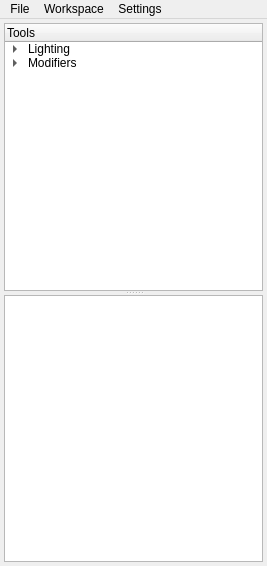
Qt form src/gui/mainwindow.ui (Panda3D-public-projects-archive/p3deditor) before a commit.
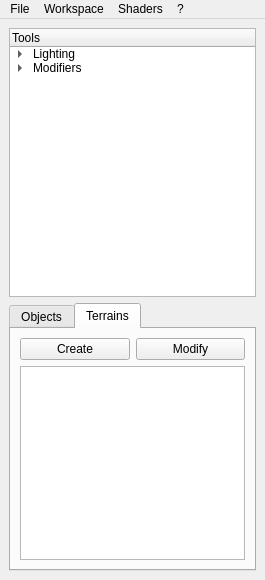
The same form after that commit. The open tabs and pages were chosen to show the change.

Commit message: various bug fixes, more integration with heightmap editor, simple shader manager. Needs to be refactored.

Diff of the .ui file:
```diff
--- a/src/gui/mainwindow.ui
+++ b/src/gui/mainwindow.ui
@@ -6,8 +6,8 @@
    <rect>
     <x>0</x>
     <y>0</y>
-    <width>267</width>
-    <height>566</height>
+    <width>265</width>
+    <height>580</height>
    </rect>
   </property>
   <property name="windowTitle">
@@ -15,17 +15,7 @@
   </property>
   <widget class="QWidget" name="centralwidget">
    <layout class="QVBoxLayout" name="verticalLayout">
-    <property name="spacing">
-     <number>3</number>
-    </property>
-    <property name="margin">
-     <number>4</number>
-    </property>
     <item>
-     <widget class="QSplitter" name="splitter">
-      <property name="orientation">
-       <enum>Qt::Vertical</enum>
-      </property>
       <widget class="QTreeWidget" name="treeWidget">
        <property name="animated">
         <bool>true</bool>
@@ -66,7 +56,98 @@
         </item>
        </item>
       </widget>
-      <widget class="QListWidget" name="eggPool"/>
+    </item>
+    <item>
+     <widget class="QTabWidget" name="tabWidget">
+      <property name="currentIndex">
+       <number>0</number>
+      </property>
+      <widget class="QWidget" name="objectsTab">
+       <attribute name="title">
+        <string>Objects</string>
+       </attribute>
+       <layout class="QVBoxLayout" name="verticalLayout_2">
+        <item>
+         <widget class="QListWidget" name="eggPool">
+          <property name="sizePolicy">
+           <sizepolicy hsizetype="Expanding" vsizetype="Expanding">
+            <horstretch>0</horstretch>
+            <verstretch>0</verstretch>
+           </sizepolicy>
+          </property>
+          <property name="tabKeyNavigation">
+           <bool>false</bool>
+          </property>
+          <property name="resizeMode">
+           <enum>QListView::Fixed</enum>
+          </property>
+          <property name="spacing">
+           <number>0</number>
+          </property>
+          <property name="viewMode">
+           <enum>QListView::ListMode</enum>
+          </property>
+          <property name="sortingEnabled">
+           <bool>true</bool>
+          </property>
+         </widget>
+        </item>
+       </layout>
+      </widget>
+      <widget class="QWidget" name="terrainsTab">
+       <attribute name="title">
+        <string>Terrains</string>
+       </attribute>
+       <layout class="QVBoxLayout" name="verticalLayout_4">
+        <item>
+         <layout class="QVBoxLayout" name="verticalLayout_3">
+          <item>
+           <layout class="QHBoxLayout" name="horizontalLayout">
+            <item>
+             <widget class="QPushButton" name="createTerrainButton">
+              <property name="text">
+               <string>Create</string>
+              </property>
+             </widget>
+            </item>
+            <item>
+             <widget class="QPushButton" name="modifyTerrainButton">
+              <property name="text">
+               <string>Modify</string>
+              </property>
+             </widget>
+            </item>
+           </layout>
+          </item>
+          <item>
+           <widget class="QListWidget" name="terrainPool">
+            <property name="sizePolicy">
+             <sizepolicy hsizetype="Expanding" vsizetype="Expanding">
+              <horstretch>0</horstretch>
+              <verstretch>0</verstretch>
+             </sizepolicy>
+            </property>
+            <property name="tabKeyNavigation">
+             <bool>false</bool>
+            </property>
+            <property name="resizeMode">
+             <enum>QListView::Fixed</enum>
+            </property>
+            <property name="spacing">
+             <number>0</number>
+            </property>
+            <property name="viewMode">
+             <enum>QListView::ListMode</enum>
+            </property>
+            <property name="sortingEnabled">
+             <bool>true</bool>
+            </property>
+           </widget>
+          </item>
+         </layout>
+        </item>
+       </layout>
+      </widget>
      </widget>
     </item>
    </layout>
@@ -76,8 +157,8 @@
     <rect>
      <x>0</x>
      <y>0</y>
-     <width>267</width>
-     <height>21</height>
+     <width>265</width>
+     <height>25</height>
     </rect>
    </property>
    <widget class="QMenu" name="menuFile">
@@ -98,11 +179,23 @@
    </widget>
    <widget class="QMenu" name="menuSettings">
     <property name="title">
-     <string>Settings</string>
+     <string>?</string>
     </property>
+    <addaction name="actionAdvanced_featues"/>
+    <addaction name="separator"/>
+    <addaction name="actionAbout"/>
+   </widget>
+   <widget class="QMenu" name="menuShaders">
+    <property name="title">
+     <string>Shaders</string>
+    </property>
+    <addaction name="actionPPL"/>
+    <addaction name="actionToonShading"/>
+    <addaction name="actionAmbientOcclusion"/>
    </widget>
    <addaction name="menuFile"/>
    <addaction name="menuWorkspace"/>
+   <addaction name="menuShaders"/>
    <addaction name="menuSettings"/>
   </widget>
   <action name="actionScene">
```
Left out of the diff: 37 changed lines with no effect on the pictures. Lines whose indentation alone changed are shown as unchanged. The commit also changes 29 other files.
